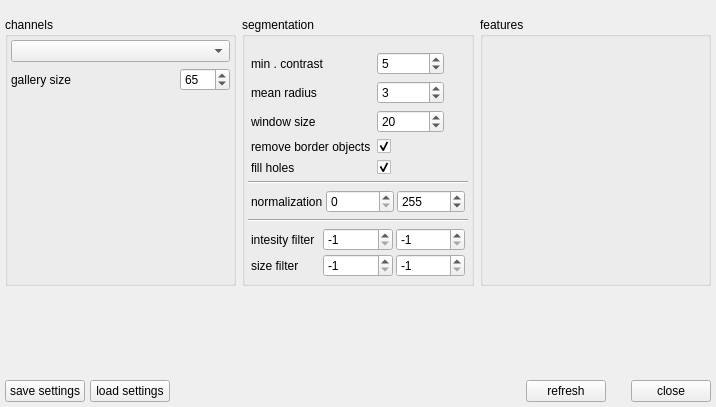
The window that annot/gui/segmentationdlg.ui (manerotoni/afw) describes before a commit, drawn with Qt 5.
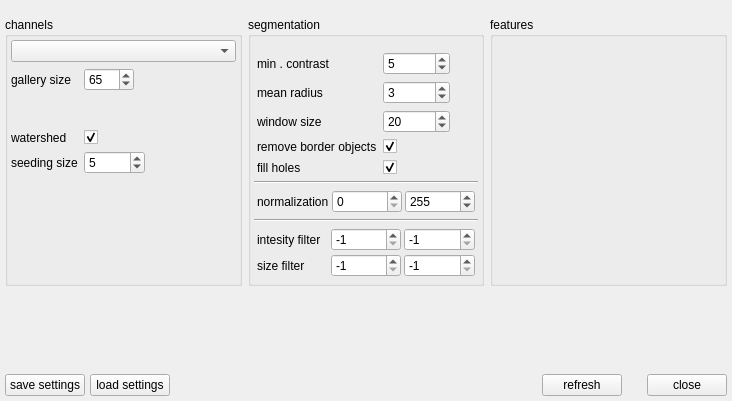
The same window after the commit. Custom widgets are drawn as their Qt base class.

Commit message: options for watershed added

What changed in the file:
```diff
--- a/annot/gui/segmentationdlg.ui
+++ b/annot/gui/segmentationdlg.ui
@@ -6,18 +6,18 @@
    <rect>
     <x>0</x>
     <y>0</y>
-    <width>716</width>
-    <height>407</height>
+    <width>732</width>
+    <height>401</height>
    </rect>
   </property>
   <property name="windowTitle">
    <string>Form</string>
   </property>
-  <layout class="QVBoxLayout" name="verticalLayout">
+  <layout class="QGridLayout" name="gridLayout">
    <property name="margin">
     <number>5</number>
    </property>
-   <item>
+   <item row="0" column="0">
     <layout class="QGridLayout" name="regionBox">
      <property name="topMargin">
       <number>12</number>
@@ -340,8 +340,11 @@
          </widget>
         </item>
         <item>
-         <layout class="QHBoxLayout" name="hbox_2">
-          <item>
+         <layout class="QFormLayout" name="formLayout">
+          <property name="fieldGrowthPolicy">
+           <enum>QFormLayout::FieldsStayAtSizeHint</enum>
+          </property>
+          <item row="0" column="0">
            <widget class="QLabel" name="galSizeLabel">
             <property name="toolTip">
              <string>&lt;html&gt;&lt;head/&gt;&lt;body&gt;&lt;p&gt;fixed size of a gallery image&lt;/p&gt;&lt;/body&gt;&lt;/html&gt;</string>
@@ -351,7 +354,7 @@
             </property>
            </widget>
           </item>
-          <item>
+          <item row="0" column="1">
            <widget class="QSpinBox" name="galSize">
             <property name="maximumSize">
              <size>
@@ -370,6 +373,65 @@
             </property>
            </widget>
           </item>
+          <item row="4" column="0">
+           <widget class="QLabel" name="seedingSizeLabel">
+            <property name="toolTip">
+             <string>&lt;html&gt;&lt;head/&gt;&lt;body&gt;&lt;p&gt;Size Parameter&lt;/p&gt;&lt;p&gt;The seeding algorithm smoothes the distances map and searches for local maxiam. This is the window size of the smoothing filter. i.e. only one seed per window. Larger window means less seeds and vice versa. &lt;/p&gt;&lt;/body&gt;&lt;/html&gt;</string>
+            </property>
+            <property name="text">
+             <string>seeding size</string>
+            </property>
+           </widget>
+          </item>
+          <item row="4" column="1">
+           <widget class="QSpinBox" name="seedingSize">
+            <property name="toolTip">
+             <string>&lt;html&gt;&lt;head/&gt;&lt;body&gt;&lt;p&gt;Size Parameter&lt;/p&gt;&lt;p&gt;The seeding algorithm smoothes the distances map and searches for local maxiam. This is the window size of the smoothing filter. i.e. only one seed per window. Larger window means less seeds and vice versa. &lt;/p&gt;&lt;/body&gt;&lt;/html&gt;</string>
+            </property>
+            <property name="maximum">
+             <number>10000</number>
+            </property>
+            <property name="value">
+             <number>5</number>
+            </property>
+           </widget>
+          </item>
+          <item row="3" column="1">
+           <widget class="QCheckBox" name="watershed">
+            <property name="toolTip">
+             <string>&lt;html&gt;&lt;head/&gt;&lt;body&gt;&lt;p&gt;Enable watershed segmentation to split touching cells&lt;/p&gt;&lt;/body&gt;&lt;/html&gt;</string>
+            </property>
+            <property name="text">
+             <string/>
+            </property>
+            <property name="checked">
+             <bool>true</bool>
+            </property>
+           </widget>
+          </item>
+          <item row="3" column="0">
+           <widget class="QLabel" name="watershedLabel">
+            <property name="toolTip">
+             <string>&lt;html&gt;&lt;head/&gt;&lt;body&gt;&lt;p&gt;Enable watershed segmentation to split touching cells&lt;/p&gt;&lt;/body&gt;&lt;/html&gt;</string>
+            </property>
+            <property name="text">
+             <string>watershed</string>
+            </property>
+           </widget>
+          </item>
+          <item row="2" column="0">
+           <spacer name="verticalSpacer">
+            <property name="orientation">
+             <enum>Qt::Vertical</enum>
+            </property>
+            <property name="sizeHint" stdset="0">
+             <size>
+              <width>20</width>
+              <height>10</height>
+             </size>
+            </property>
+           </spacer>
+          </item>
          </layout>
         </item>
         <item>
@@ -390,7 +452,7 @@
      </item>
     </layout>
    </item>
-   <item>
+   <item row="1" column="0">
     <spacer name="vspacer">
      <property name="orientation">
       <enum>Qt::Vertical</enum>
@@ -403,7 +465,7 @@
      </property>
     </spacer>
    </item>
-   <item>
+   <item row="2" column="0">
     <layout class="QHBoxLayout" name="hbox">
      <property name="spacing">
       <number>5</number>
```
Left out of the diff: 2 changed lines with no effect on the pictures. The commit also changes 7 other files.
